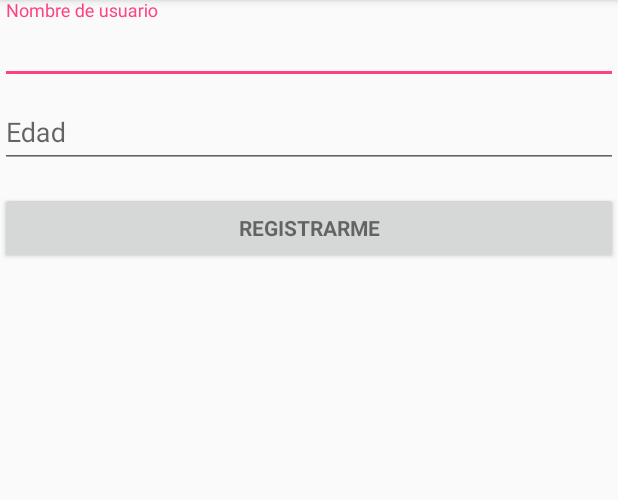
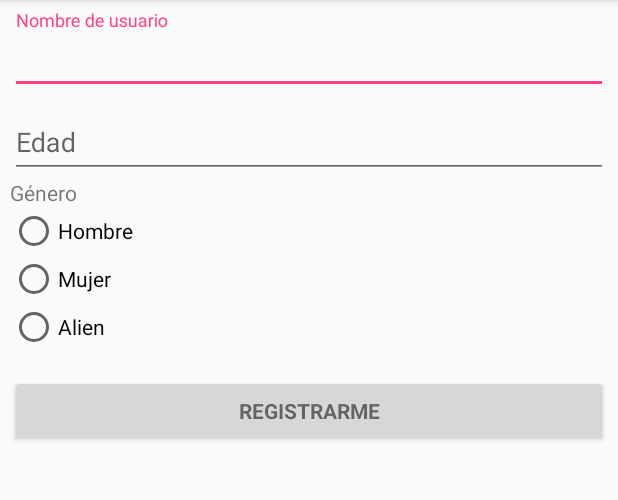
Before and after one commit to darnack/ReflexChat, an Android app: the SignInActivity screen opened directly, with no data from a screen before it, on a phone screen of 412 x 824 dp, the part 84-584 px from its top. Run offline under Robolectric (Android 15) with nearby library versions, the phone set to English and light mode, and no system bars.

```diff
--- a/app/src/main/java/co/com/reflex/reflexchat/SignInActivity.java
+++ b/app/src/main/java/co/com/reflex/reflexchat/SignInActivity.java
@@ -2,12 +2,80 @@ package co.com.reflex.reflexchat;
 
 import android.support.v7.app.AppCompatActivity;
 import android.os.Bundle;
+import android.text.TextUtils;
+import android.view.View;
+import android.widget.EditText;
+import android.widget.RadioGroup;
+import android.widget.TextView;
 
 public class SignInActivity extends AppCompatActivity {
 
+    private EditText txtNickName, txtAge;
+    private RadioGroup rdGender;
+    private TextView txtGender;
     @Override
     protected void onCreate(Bundle savedInstanceState) {
         super.onCreate(savedInstanceState);
         setContentView(R.layout.activity_sign_in);
+
+        txtNickName = (EditText)findViewById(R.id.txtNickName);
+        txtAge = (EditText)findViewById(R.id.txtAge);
+        rdGender = (RadioGroup)findViewById(R.id.rdGender);
+        txtGender = (TextView)findViewById(R.id.txtGender);
+
+        txtNickName.setOnClickListener(new View.OnClickListener() {
+            @Override
+            public void onClick(View view) {
+                attemptLogin();
+            }
+        });
+        txtAge.setOnClickListener(new View.OnClickListener() {
+            @Override
+            public void onClick(View view) {
+                attemptLogin();
+            }
+        });
+        rdGender.setOnClickListener(new View.OnClickListener() {
+            @Override
+            public void onClick(View view) {
+                attemptLogin();
+            }
+        });
     }
+
+    private void attemptLogin() {
+
+        // Reset errors.
+        txtNickName.setError(null);
+        txtAge.setError(null);
+        txtGender.setError(null);
+
+        // Store values at the time of the login attempt.
+        String nickname = txtNickName.getText().toString();
+        String age = txtAge.getText().toString();
+
+        boolean cancel = false;
+        View focusView = null;
+
+        if (TextUtils.isEmpty(age)) {
+            txtAge.setError(getString(R.string.error_field_required));
+            focusView = txtAge;
+            cancel = true;
+        }
+
+        if (TextUtils.isEmpty(nickname)) {
+            txtNickName.setError(getString(R.string.error_field_required));
+            focusView = txtNickName;
+            cancel = true;
+        }
+
+        if(rdGender.getCheckedRadioButtonId() == 0) {
+            txtGender.setError(getString(R.string.error_field_required));
+        }
+
+        if (cancel) {
+            focusView.requestFocus();
+        }
+    }
+
 }
--- a/app/src/main/res/layout/activity_sign_in.xml
+++ b/app/src/main/res/layout/activity_sign_in.xml
@@ -8,6 +8,7 @@
 
     <ScrollView
         android:id="@+id/login_form"
+        android:layout_margin="10px"
         android:layout_width="match_parent"
         android:layout_height="match_parent">
 
@@ -31,6 +32,7 @@
                     android:imeOptions="actionUnspecified"
                     android:inputType="text"
                     android:maxLines="1"
+                    android:maxLength="20"
                     android:singleLine="true" />
 
             </android.support.design.widget.TextInputLayout>
@@ -49,10 +51,38 @@
                     android:imeOptions="actionUnspecified"
                     android:inputType="number"
                     android:maxLines="1"
+                    android:maxLength="2"
                     android:singleLine="true" />
 
             </android.support.design.widget.TextInputLayout>
 
+            <RadioGroup
+                android:id="@+id/rdGender"
+                android:orientation="vertical"
+                android:layout_width="match_parent"
+                android:layout_height="match_parent">
+                <TextView
+                    android:id="@+id/txtGender"
+                    android:layout_width="wrap_content"
+                    android:layout_height="wrap_content"
+                    android:text="Género"
+                    />
+                <RadioButton
+                    android:id="@+id/rdMale"
+                    android:layout_width="match_parent"
+                    android:layout_height="wrap_content"
+                    android:text="Hombre" />
+                <RadioButton
+                    android:id="@+id/rdFemale"
+                    android:layout_width="match_parent"
+                    android:layout_height="wrap_content"
+                    android:text="Mujer" />
+                <RadioButton
+                    android:id="@+id/rdAlien"
+                    android:layout_width="match_parent"
+                    android:layout_height="wrap_content"
+                    android:text="Alien" />
+            </RadioGroup>
             <Button
                 android:id="@+id/email_sign_in_button"
                 style="?android:textAppearanceSmall"
```
